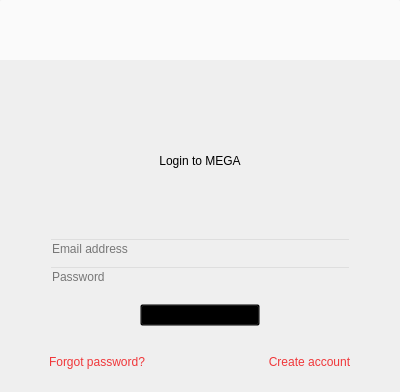
Old version of the form src/MEGASync/gui/linux/GuestWidget.ui in the repository meganz/MEGAsync.
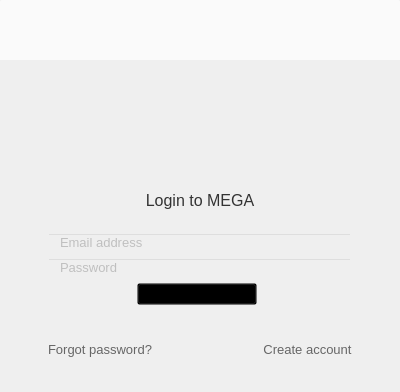
New version of the form. Icons and pictures are not drawn.

Commit message: Update layout and adjustments for GuestWidget

```diff
--- a/src/MEGASync/gui/linux/GuestWidget.ui
+++ b/src/MEGASync/gui/linux/GuestWidget.ui
@@ -45,14 +45,24 @@
 
 #bCreateAccount, #bForgotPassword
 {
-    border: none;
-    color: #F0373A;
+	border: none;
+	color: #666666;
+	font-family: &quot;SF UI Text&quot;;
+    font-size: 13px;
 }
 QPushButton#bSettings:hover
 {
 	image: url(://images/tray_preferences_over_ico.png);
 }
 
+#lEmail, #lPassword
+{
+     color:rgba(0, 0, 0, 0.4);
+	font-family: &quot;SF UI Text&quot;;
+	font-size: 13px;
+    padding-left: 10px;
+}
+
 #lDesc
 {
   font-family: &quot;Source Sans Pro&quot;;
@@ -66,6 +76,12 @@
   font-size: 13px;
   color: #666666;
 }
+#lLogin
+{
+  font-family: &quot;Montserrat&quot;;
+  font-size: 16px;
+  color: #333333;
+}
 
 </string>
   </property>
@@ -207,7 +223,10 @@
         <height>332</height>
        </size>
       </property>
-      <layout class="QVBoxLayout" name="verticalLayout">
+      <layout class="QVBoxLayout" name="verticalLayout_8">
+       <property name="spacing">
+        <number>0</number>
+       </property>
        <property name="leftMargin">
         <number>0</number>
        </property>
@@ -238,9 +257,21 @@
           <string notr="true"/>
          </property>
          <layout class="QVBoxLayout" name="verticalLayout_4">
+          <property name="spacing">
+           <number>-1</number>
+          </property>
+          <property name="leftMargin">
+           <number>0</number>
+          </property>
           <property name="topMargin">
            <number>0</number>
           </property>
+          <property name="rightMargin">
+           <number>0</number>
+          </property>
+          <property name="bottomMargin">
+           <number>0</number>
+          </property>
           <item>
            <widget class="QWidget" name="wLogoLogin" native="true">
             <property name="minimumSize">
@@ -252,7 +283,7 @@
             <property name="maximumSize">
              <size>
               <width>16777215</width>
-              <height>75</height>
+              <height>16777215</height>
              </size>
             </property>
             <property name="styleSheet">
@@ -273,7 +304,7 @@
               <number>0</number>
              </property>
              <property name="bottomMargin">
-              <number>0</number>
+              <number>10</number>
              </property>
              <item>
               <widget class="QPushButton" name="bLogoLogin">
@@ -312,7 +343,7 @@
             <property name="minimumSize">
              <size>
               <width>0</width>
-              <height>23</height>
+              <height>0</height>
              </size>
             </property>
             <property name="focusPolicy">
@@ -320,7 +351,8 @@
             </property>
             <property name="styleSheet">
              <string notr="true">background: transparent;
-image: none;</string>
+image: none;
+padding-top: 50px;</string>
             </property>
             <property name="text">
              <string>Login to MEGA</string>
@@ -331,26 +363,81 @@
            </widget>
           </item>
           <item>
+           <widget class="QWidget" name="wFormContainer" native="true">
+            <property name="styleSheet">
+             <string notr="true">background: transparent;
+image: none;</string>
+            </property>
+            <layout class="QVBoxLayout" name="verticalLayout">
+             <property name="spacing">
+              <number>0</number>
+             </property>
+             <property name="leftMargin">
+              <number>0</number>
+             </property>
+             <property name="topMargin">
+              <number>0</number>
+             </property>
+             <property name="rightMargin">
+              <number>0</number>
+             </property>
+             <property name="bottomMargin">
+              <number>0</number>
+             </property>
+             <item>
            <widget class="QWidget" name="wInputData" native="true">
             <property name="styleSheet">
              <string notr="true">background: transparent;
 image: none;</string>
             </property>
             <layout class="QVBoxLayout" name="verticalLayout_3">
+                <property name="spacing">
+                 <number>6</number>
+                </property>
              <property name="leftMargin">
-              <number>40</number>
+                 <number>35</number>
              </property>
              <property name="topMargin">
-              <number>50</number>
+                 <number>16</number>
              </property>
              <property name="rightMargin">
               <number>40</number>
+                </property>
+                <property name="bottomMargin">
+                 <number>0</number>
+                </property>
+                <item>
+                 <widget class="QWidget" name="widget" native="true">
+                  <layout class="QVBoxLayout" name="verticalLayout_9">
+                   <property name="leftMargin">
+                    <number>12</number>
+                   </property>
+                   <property name="topMargin">
+                    <number>0</number>
+                   </property>
+                   <property name="rightMargin">
+                    <number>0</number>
              </property>
              <property name="bottomMargin">
               <number>0</number>
              </property>
              <item>
               <widget class="QLineEdit" name="lEmail">
+                     <property name="minimumSize">
+                      <size>
+                       <width>305</width>
+                       <height>0</height>
+                      </size>
+                     </property>
+                     <property name="maximumSize">
+                      <size>
+                       <width>305</width>
+                       <height>16777215</height>
+                      </size>
+                     </property>
+                     <property name="styleSheet">
+                      <string notr="true"/>
+                     </property>
                <property name="text">
                 <string/>
                </property>
@@ -361,6 +448,18 @@
              </item>
              <item>
               <widget class="QLineEdit" name="lPassword">
+                     <property name="minimumSize">
+                      <size>
+                       <width>305</width>
+                       <height>0</height>
+                      </size>
+                     </property>
+                     <property name="maximumSize">
+                      <size>
+                       <width>305</width>
+                       <height>16777215</height>
+                      </size>
+                     </property>
                <property name="text">
                 <string/>
                </property>
@@ -392,7 +491,7 @@
               <number>0</number>
              </property>
              <property name="bottomMargin">
-              <number>0</number>
+                    <number>12</number>
              </property>
              <item>
               <spacer name="horizontalSpacer_4">
@@ -415,6 +514,9 @@
                  <height>0</height>
                 </size>
                </property>
+                     <property name="styleSheet">
+                      <string notr="true"/>
+                     </property>
                <property name="text">
                 <string>Login</string>
                </property>
@@ -436,6 +538,12 @@
             </layout>
            </widget>
           </item>
+               </layout>
+              </widget>
+             </item>
+            </layout>
+           </widget>
+          </item>
           <item>
            <widget class="QWidget" name="wButtons" native="true">
             <property name="minimumSize">
@@ -464,16 +572,16 @@
               <number>10</number>
              </property>
              <property name="leftMargin">
-              <number>40</number>
+              <number>48</number>
              </property>
              <property name="topMargin">
               <number>0</number>
              </property>
              <property name="rightMargin">
-              <number>40</number>
+              <number>48</number>
              </property>
              <property name="bottomMargin">
-              <number>0</number>
+              <number>15</number>
              </property>
              <item>
               <widget class="QPushButton" name="bForgotPassword">
```
Left out of the diff: 10 changed lines with no effect on the pictures. Lines whose indentation alone changed are shown as unchanged. The commit also changes 2 other files.
